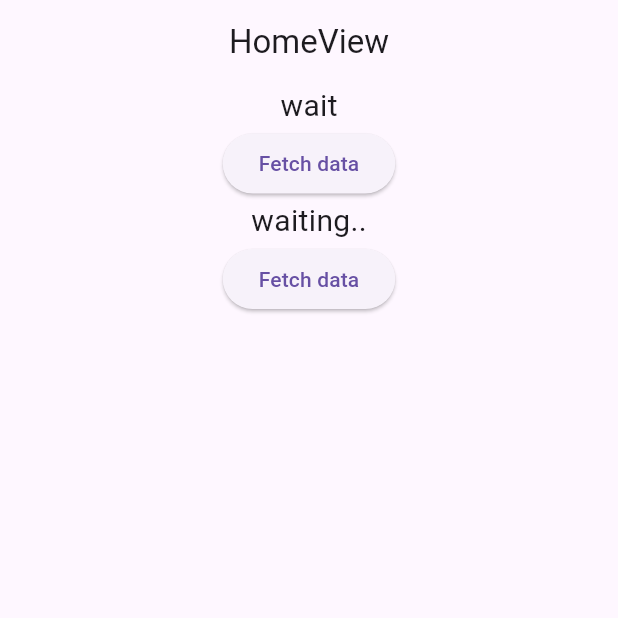
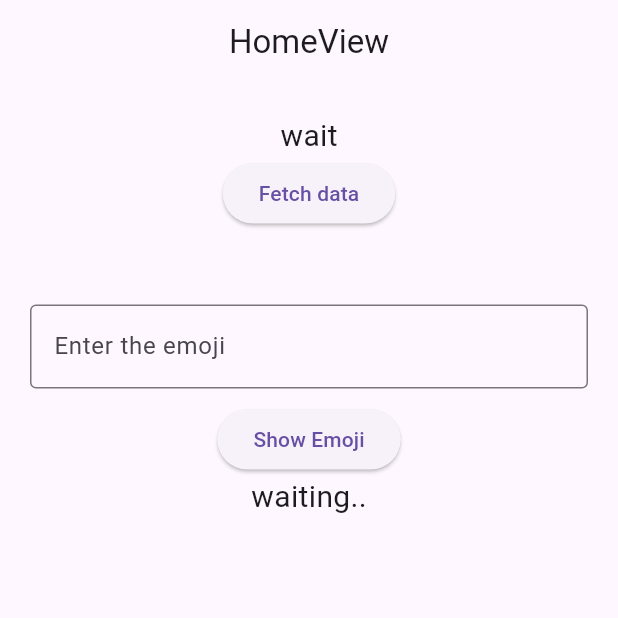
Before and after one commit to MhrzSohin/API_Flutter_Training, a Flutter app: the screen it shows after launch, on a phone screen of 412 x 824 dp, the top half of it. Run offline on Flutter 3.47's test engine with Material 3 defaults, Android fonts, the phone set to English and light mode, and no system bars; our stand-ins replace dio, equatable, get.

Commit message:
Added textformfield with emoji fetching

```diff
--- a/lib/app/data/service/riddle_service.dart
+++ b/lib/app/data/service/riddle_service.dart
@@ -8,8 +8,6 @@ class RiddleService {
     try {
       var res = await Api().get(
         HttpConfig.getRiddles,
-        addAuthInterceptor: true, //no need for this project
-        addRequestInterceptor: true, //no need for this project
       );
       var response =
           RiddleResponse.fromMap(res.data[0] as Map<String, dynamic>);
--- a/lib/app/modules/home/controllers/home_controller.dart
+++ b/lib/app/modules/home/controllers/home_controller.dart
@@ -2,6 +2,7 @@ import 'package:api_app/app/data/model/emoji_response/emoji_response.dart';
 import 'package:api_app/app/data/model/result.dart';
 import 'package:api_app/app/data/model/riddle_response/riddle_response.dart';
 import 'package:api_app/app/data/service/riddle_service.dart';
+import 'package:flutter/material.dart';
 import 'package:get/get.dart';
 
 class HomeController extends GetxController {
@@ -10,6 +11,7 @@ class HomeController extends GetxController {
   final count = 0.obs;
 
   var title = 'Home'.obs;
+  var emoji = TextEditingController();
 
   var riddlResults = APIResult<RiddleResponse>().obs;
   // final dio = Dio();
--- a/lib/app/modules/home/views/home_view.dart
+++ b/lib/app/modules/home/views/home_view.dart
@@ -14,7 +14,10 @@ class HomeView extends GetView<HomeController> {
         centerTitle: true,
       ),
       body: Center(
+        child: Container(
+          padding: EdgeInsets.all(20),
           child: Column(
+            crossAxisAlignment: CrossAxisAlignment.center,
             children: [
               Obx(
                 () => Text(
@@ -30,6 +33,27 @@ class HomeView extends GetView<HomeController> {
                     controller.fetchData();
                   },
                   child: const Text('Fetch data')),
+              const SizedBox(
+                height: 50,
+              ),
+              TextFormField(
+                controller: controller.emoji,
+                decoration: InputDecoration(
+                  hintText: "Enter the emoji",
+                  border: OutlineInputBorder(
+                      borderRadius: BorderRadius.circular(4)),
+                ),
+              ),
+              const SizedBox(
+                height: 10,
+              ),
+              ElevatedButton(
+                  onPressed: () {
+                    if (controller.emoji.text == 'angry') {
+                      controller.fetchEmoji();
+                    }
+                  },
+                  child: Text("Show Emoji")),
               Obx(
                 () => Text(
                   controller.emojiResult.value.data?.firstOrNull?.character ??
@@ -37,14 +61,8 @@ class HomeView extends GetView<HomeController> {
                   style: const TextStyle(fontSize: 20),
                 ),
               ),
-            ElevatedButton(
-                onPressed: () {
-                  controller.title.value = 'Emoji Loading';
-
-                  controller.fetchEmoji();
-                },
-                child: const Text('Fetch data')),
             ],
+          ),
         ),
       ),
     );
```
Also changed, not shown: 1 other file. Lines whose indentation alone changed are shown as unchanged.
